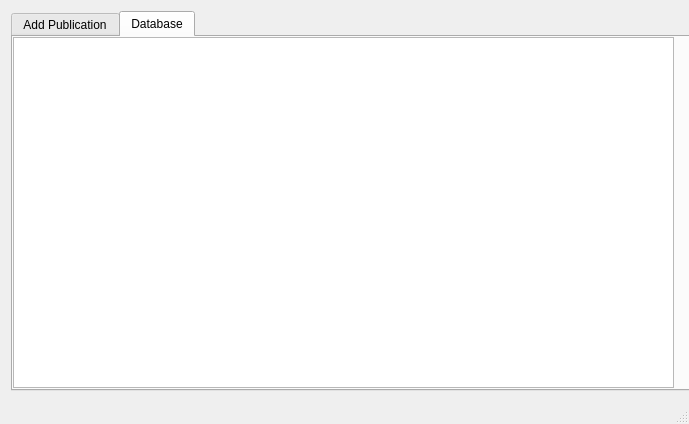
goegande/just-another-comicdb, file CDBEditor/mainwindow.ui: the form before one commit.
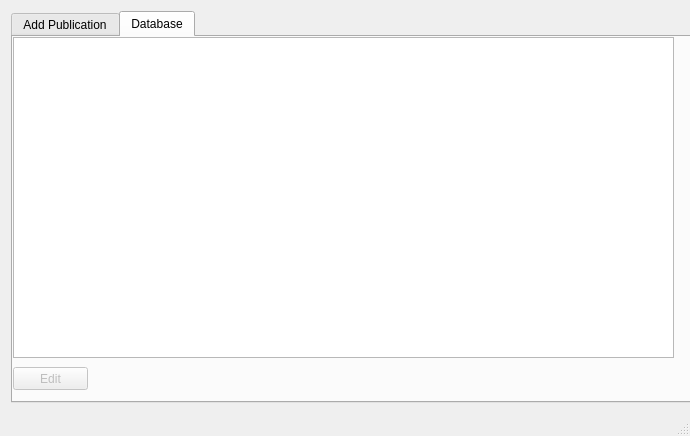
The form after the commit. The open tabs and pages were chosen to show the change. Icons and pictures are not drawn.

```diff
--- a/CDBEditor/mainwindow.ui
+++ b/CDBEditor/mainwindow.ui
@@ -6,8 +6,8 @@
    <rect>
     <x>0</x>
     <y>0</y>
-    <width>689</width>
-    <height>424</height>
+    <width>690</width>
+    <height>436</height>
    </rect>
   </property>
   <property name="windowTitle">
@@ -181,8 +181,27 @@
           <x>0</x>
           <y>0</y>
           <width>661</width>
-          <height>351</height>
+          <height>321</height>
          </rect>
+        </property>
+        <attribute name="headerVisible">
+         <bool>false</bool>
+        </attribute>
+       </widget>
+       <widget class="QPushButton" name="pbEditPub">
+        <property name="enabled">
+         <bool>false</bool>
+        </property>
+        <property name="geometry">
+         <rect>
+          <x>0</x>
+          <y>330</y>
+          <width>75</width>
+          <height>23</height>
+         </rect>
+        </property>
+        <property name="text">
+         <string>Edit</string>
         </property>
        </widget>
       </widget>
```
Left out of the diff: 24 changed lines with no effect on the pictures.
